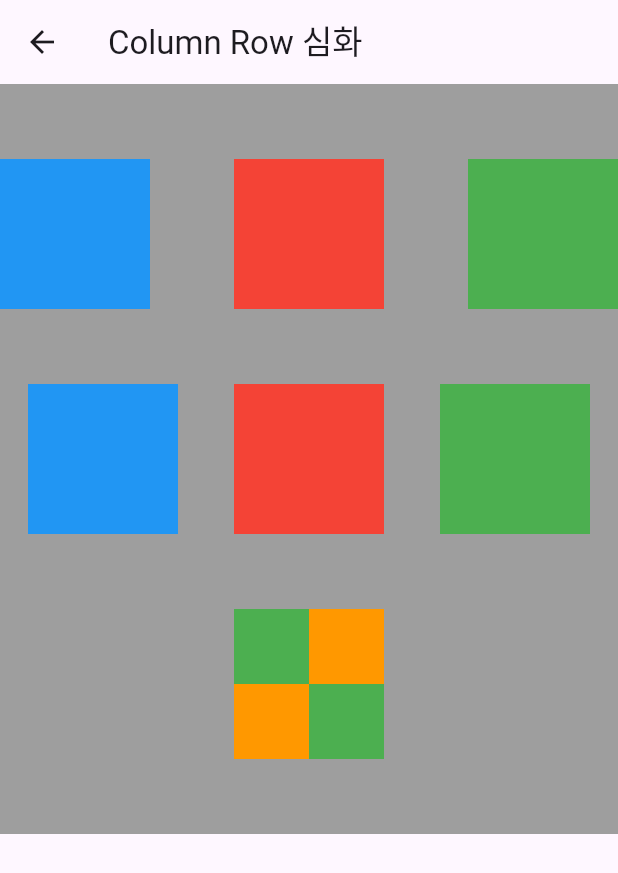
After one commit to hjimin027/learn_flutter, a Flutter app: the screen it shows after launch, after a tap on "Column Row Practice", on a phone screen of 412 x 824 dp. The commit adds this screen. Shown: the top 873 px of the screen. Run offline on Flutter 3.47's test engine with Material 3 defaults, Android fonts, the phone set to English and light mode, and no system bars.

Commit message:
CREATE: column_row_practice_screen.dart

```diff
--- a/lib/screen/button_screen.dart
+++ b/lib/screen/button_screen.dart
@@ -2,6 +2,7 @@ import 'package:contact/screen/column/column_practice_screen.dart';
 import 'package:contact/screen/column/column_screen.dart';
 import 'package:contact/screen/container/container_practice_screen.dart';
 import 'package:contact/screen/container/container_screen.dart';
+import 'package:contact/screen/row/column_row_practice_screen.dart';
 import 'package:contact/screen/row/row_practice_screen.dart';
 import 'package:contact/screen/row/row_screen.dart';
 import 'package:flutter/material.dart';
@@ -51,6 +52,12 @@ class ButtonScreen extends StatelessWidget {
                 return RowPracticeScreen();
               },));
             }, child: Text("Row Practice")),
+            SizedBox(height: 10),
+            ElevatedButton(onPressed: () {
+              Navigator.push(context, MaterialPageRoute(builder: (context) {
+                return ColumnRowPracticeScreen();
+              },));
+            }, child: Text("Column Row Practice")),
           ],
 
         ),
--- /dev/null
+++ b/lib/screen/row/column_row_practice_screen.dart
@@ -0,0 +1,55 @@
+import 'package:flutter/material.dart';
+
+class ColumnRowPracticeScreen extends StatelessWidget {
+  const ColumnRowPracticeScreen({super.key});
+
+  @override
+  Widget build(BuildContext context) {
+    return Scaffold(
+      appBar: AppBar(title: Text("Column Row 심화"),),
+      body: Container(
+        height: 500,
+        color: Colors.grey,
+        child: Column(
+          mainAxisAlignment: MainAxisAlignment.spaceEvenly,
+          children: [
+            Row(
+              mainAxisAlignment: MainAxisAlignment.spaceBetween,
+              children: [
+                Container(width: 100, height: 100, color: Colors.blue,),
+                Container(width: 100, height: 100, color: Colors.red,),
+                Container(width: 100, height: 100, color: Colors.green,)
+              ],
+            ),
+            Row(
+              mainAxisAlignment: MainAxisAlignment.spaceAround,
+
+              children: [
+                Container(width: 100, height: 100, color: Colors.blue,),
+                Container(width: 100, height: 100, color: Colors.red,),
+                Container(width: 100, height: 100, color: Colors.green,)
+              ],
+            ),
+            Row(
+              mainAxisAlignment: MainAxisAlignment.center,
+              children: [
+                Column(
+                  children: [
+                    Container(width: 50, height: 50, color: Colors.green,),
+                    Container(width: 50, height: 50, color: Colors.orange,)
+                  ],
+                ),
+                Column(
+                  children: [
+                    Container(width: 50, height: 50, color: Colors.orange,),
+                    Container(width: 50, height: 50, color: Colors.green,)
+                  ],
+                )
+              ],
+            )
+          ],
+        ),
+      ),
+    );
+  }
+}
```
